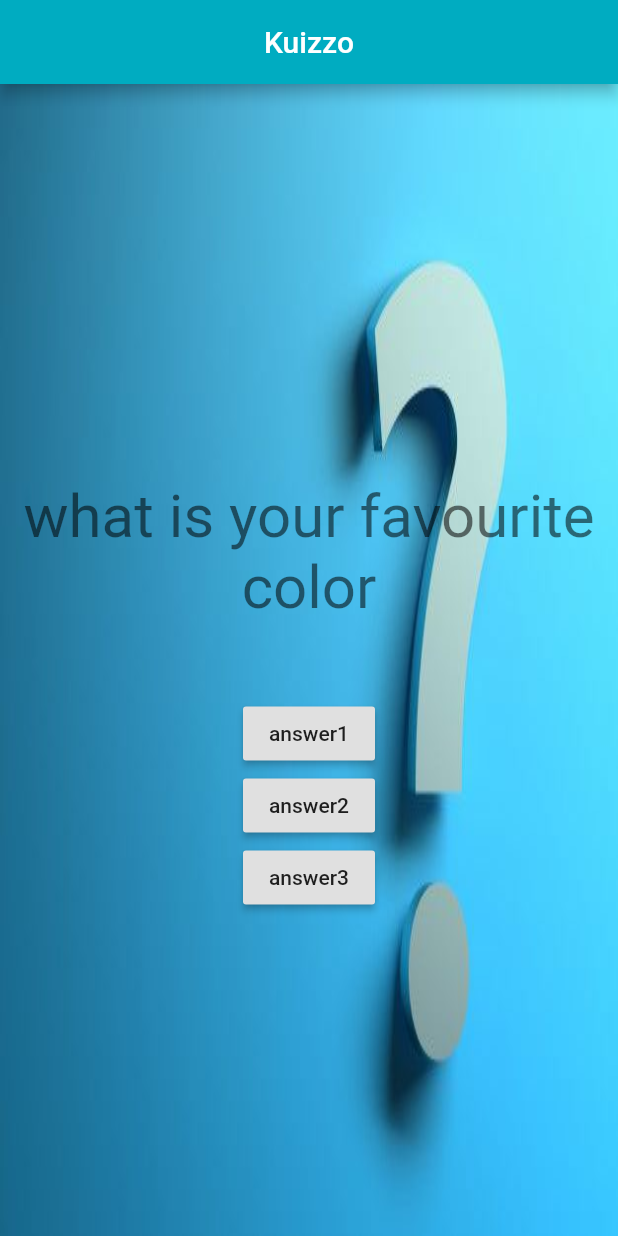
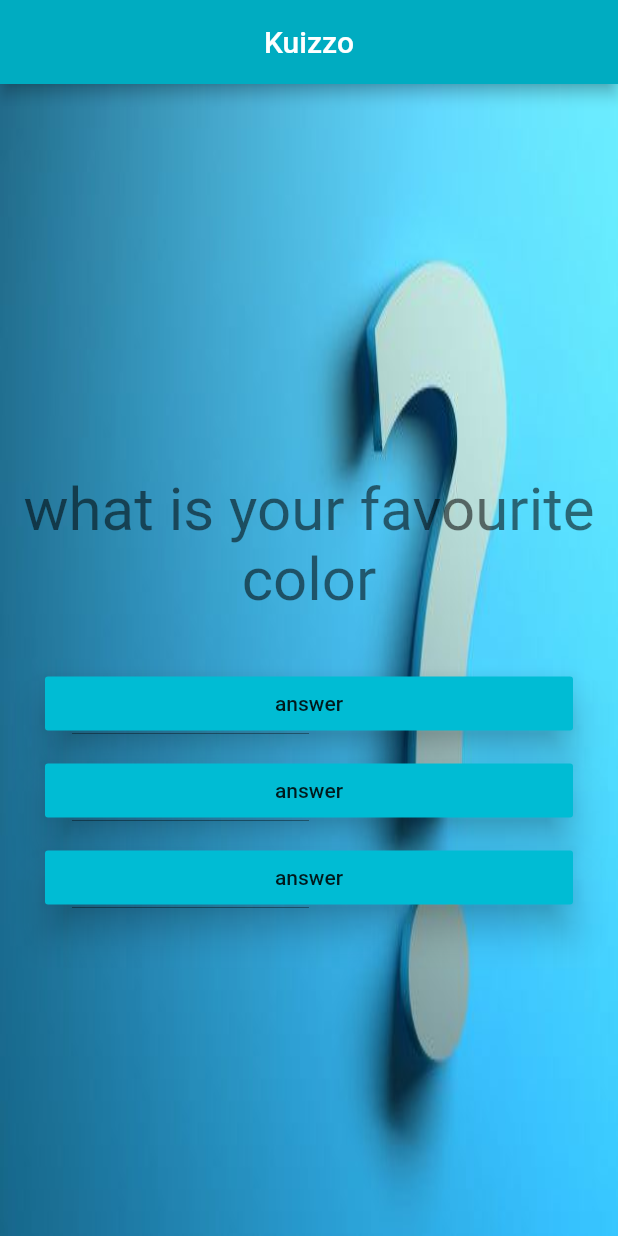
Before and after one commit to ziyadonji/kuizzo-quiz-app, a Flutter app: the screen it shows after launch, on a phone screen of 412 x 824 dp. Run offline on Flutter 3.47's test engine with Material 2 defaults, Android fonts, the phone set to English and light mode, and no system bars.

Commit message:
layout completed,answer widget added

```diff
--- /dev/null
+++ b/lib/answer.dart
@@ -0,0 +1,20 @@
+import 'package:flutter/material.dart';
+
+class Answer extends StatelessWidget {
+    final Function answerQuestion;
+  Answer(
+    this.answerQuestion
+  );
+  @override
+  Widget build(BuildContext context) {
+    return Container(
+      padding: EdgeInsets.symmetric(horizontal: 30,vertical: 5),
+
+      width: double.infinity,
+      child: RaisedButton(onPressed: answerQuestion,color: Colors.cyan,elevation: 10,splashColor: Colors.deepPurple,
+      child: Text('answer'),)
+      ,
+
+    );
+  }
+}
--- a/lib/main.dart
+++ b/lib/main.dart
@@ -1,5 +1,6 @@
 import 'package:flutter/material.dart';
 import 'package:kuizzo/Question.dart';
+import 'package:kuizzo/answer.dart';
 
 void main() {
   runApp(MyApp());
@@ -46,11 +47,10 @@ class _MyAppState extends State<MyApp> {
                   padding: const EdgeInsets.fromLTRB(0,50,0,0),
                   child: Question(questions[_index],),
                 ),
-                SizedBox(height:50),
-                RaisedButton(onPressed:_answerQuestion ,child: Text('answer1'),),
-                RaisedButton(onPressed:_answerQuestion,child: Text('answer2'),),
-                RaisedButton(onPressed:_answerQuestion,child: Text('answer3'),),
-
+                SizedBox(height:30),
+                Answer(_answerQuestion),
+                Answer(_answerQuestion),
+                Answer(_answerQuestion),
               ],
             ),
 
```
